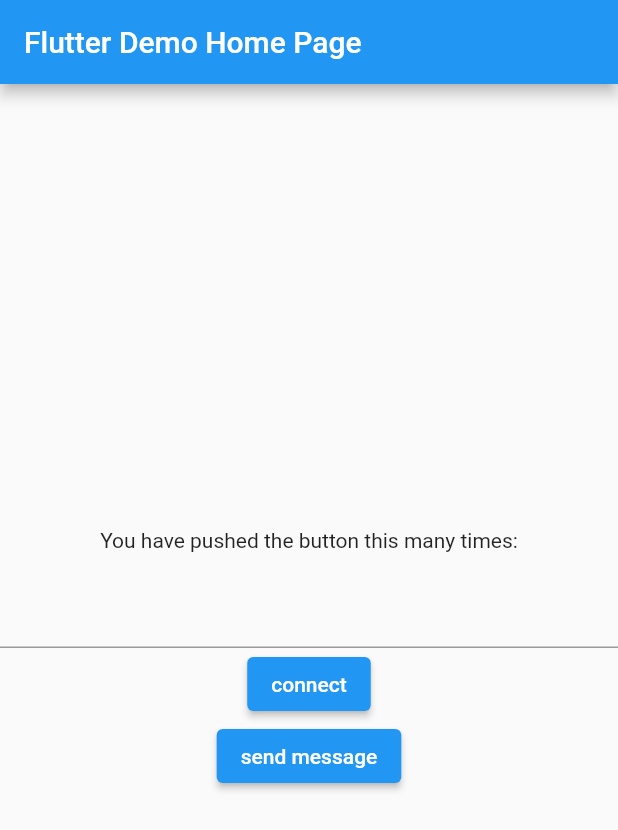
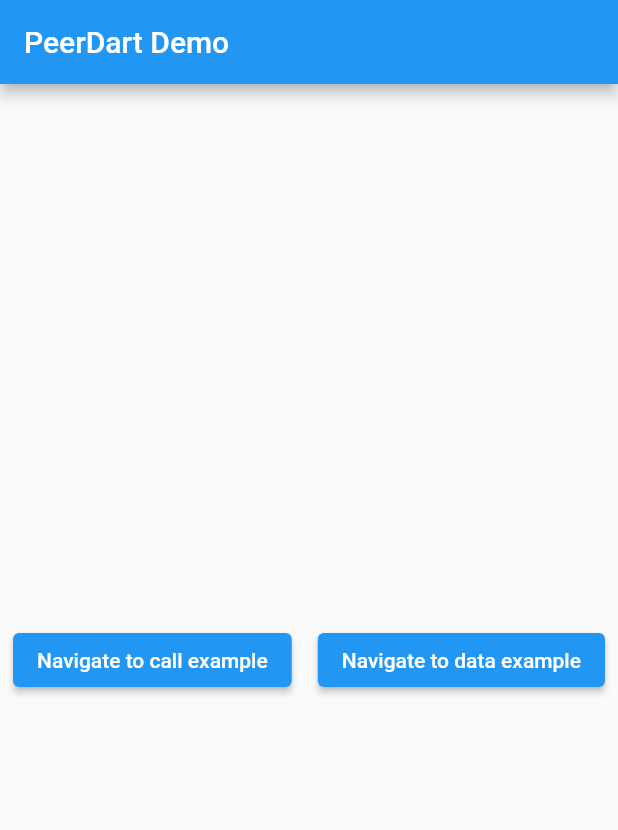
Before and after one commit to MuhammedKpln/peerdart, a Flutter app: the screen it shows after launch, on a phone screen of 412 x 824 dp. Shown: the top 830 px of the screen. Run offline on Flutter 3.47's test engine with Material 2 defaults, Android fonts, the phone set to English and light mode, and no system bars; missing offline and left inert: eventify, flutter_webrtc, messagepack.

Commit message:
chore: add examples for both data and call connections.

```diff
--- a/example/lib/main.dart
+++ b/example/lib/main.dart
@@ -1,5 +1,6 @@
+import 'package:example/call_example.dart';
+import 'package:example/data_connection_example.dart';
 import 'package:flutter/material.dart';
-import 'package:peerdart/peerdart.dart';
 
 void main() {
   runApp(const MyApp());
@@ -12,35 +13,22 @@
   @override
   Widget build(BuildContext context) {
     return MaterialApp(
-      title: 'Flutter Demo',
+      title: 'PeerDart Demo',
       theme: ThemeData(
-        // This is the theme of your application.
-        //
-        // Try running your application with "flutter run". You'll see the
-        // application has a blue toolbar. Then, without quitting the app, try
-        // changing the primarySwatch below to Colors.green and then invoke
-        // "hot reload" (press "r" in the console where you ran "flutter run",
-        // or simply save your changes to "hot reload" in a Flutter IDE).
-        // Notice that the counter didn't reset back to zero; the application
-        // is not restarted.
         primarySwatch: Colors.blue,
       ),
-      home: const MyHomePage(title: 'Flutter Demo Home Page'),
+      initialRoute: "/",
+      routes: {
+        '/': (context) => const MyHomePage(title: "PeerDart Demo"),
+        '/callExample': (context) => const CallExample(),
+        '/dataConnectionExample': (context) => const DataConnectionExample(),
+      },
     );
   }
 }
 
 class MyHomePage extends StatefulWidget {
   const MyHomePage({super.key, required this.title});
-
-  // This widget is the home page of your application. It is stateful, meaning
-  // that it has a State object (defined below) that contains fields that affect
-  // how it looks.
-
-  // This class is the configuration for the state. It holds the values (in this
-  // case the title) provided by the parent (in this case the App widget) and
-  // used by the build method of the State. Fields in a Widget subclass are
-  // always marked "final".
 
   final String title;
 
@@ -49,85 +37,30 @@
 }
 
 class _MyHomePageState extends State<MyHomePage> {
-  final TextEditingController _controller = TextEditingController();
-  final Peer peer = Peer(options: PeerOptions(debug: LogLevel.All));
-  String? peerId;
-  late final conn;
-
-  @override
-  void initState() {
-    super.initState();
-
-    peer.on("open", null, (ev, context) {
-      print("opened");
-      peerId = peer.id;
-    });
-
-    peer.on("connection", null, (ev, context) {
-      print("connection");
-      conn = ev.eventData as DataConnection;
-    });
-
-    peer.on("data", null, (ev, context) {
-      print("data got");
-      print(ev.eventData);
-    });
+  void onPressCall() async {
+    await Navigator.of(context).pushNamed("/callExample");
   }
 
-  void connect() {
-    // peer.on("on", null, (ev, context) {
-    conn = peer.connect(_controller.text);
-    // });
-  }
-
-  void send() {
-    conn.send('Hello!');
+  void onPressData() async {
+    await Navigator.of(context).pushNamed("/dataConnectionExample");
   }
 
   @override
   Widget build(BuildContext context) {
-    // This method is rerun every time setState is called, for instance as done
-    // by the _incrementCounter method above.
-    //
-    // The Flutter framework has been optimized to make rerunning build methods
-    // fast, so that you can just rebuild anything that needs updating rather
-    // than having to individually change instances of widgets.
     return Scaffold(
         appBar: AppBar(
-          // Here we take the value from the MyHomePage object that was created by
-          // the App.build method, and use it to set our appbar title.
           title: Text(widget.title),
         ),
         body: Center(
-          // Center is a layout widget. It takes a single child and positions it
-          // in the middle of the parent.
-          child: Column(
-            // Column is also a layout widget. It takes a list of children and
-            // arranges them vertically. By default, it sizes itself to fit its
-            // children horizontally, and tries to be as tall as its parent.
-            //
-            // Invoke "debug painting" (press "p" in the console, choose the
-            // "Toggle Debug Paint" action from the Flutter Inspector in Android
-            // Studio, or the "Toggle Debug Paint" command in Visual Studio Code)
-            // to see the wireframe for each widget.
-            //
-            // Column has various properties to control how it sizes itself and
-            // how it positions its children. Here we use mainAxisAlignment to
-            // center the children vertically; the main axis here is the vertical
-            // axis because Columns are vertical (the cross axis would be
-            // horizontal).
-            mainAxisAlignment: MainAxisAlignment.center,
+          child: Row(
+            mainAxisAlignment: MainAxisAlignment.spaceAround,
             children: <Widget>[
-              const Text(
-                'You have pushed the button this many times:',
-              ),
-              SelectableText(peer.id ?? ""),
-              TextField(
-                controller: _controller,
-              ),
-              ElevatedButton(onPressed: connect, child: const Text("connect")),
               ElevatedButton(
-                  onPressed: send, child: const Text("send message")),
+                  onPressed: onPressCall,
+                  child: const Text("Navigate to call example")),
+              ElevatedButton(
+                  onPressed: onPressData,
+                  child: const Text("Navigate to data example"))
             ],
           ),
         ));
```
Also changed, not shown: example/lib/call_example.dart (added, +129 -0 lines), example/lib/data_connection_example.dart (added, +103 -0 lines).
